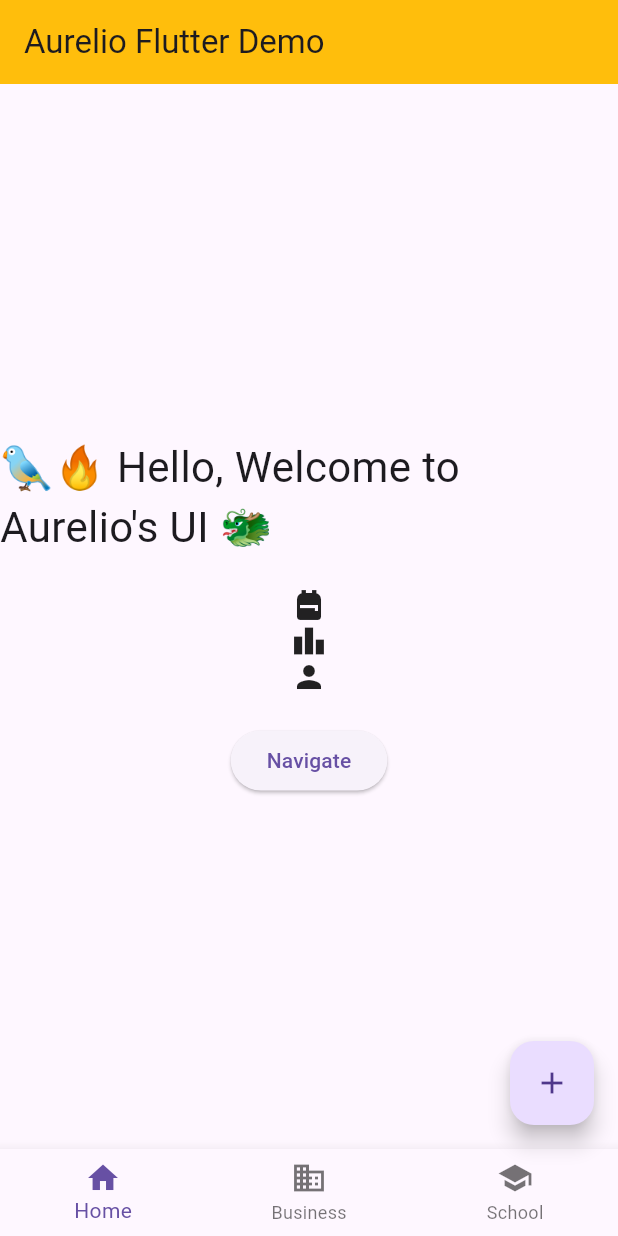
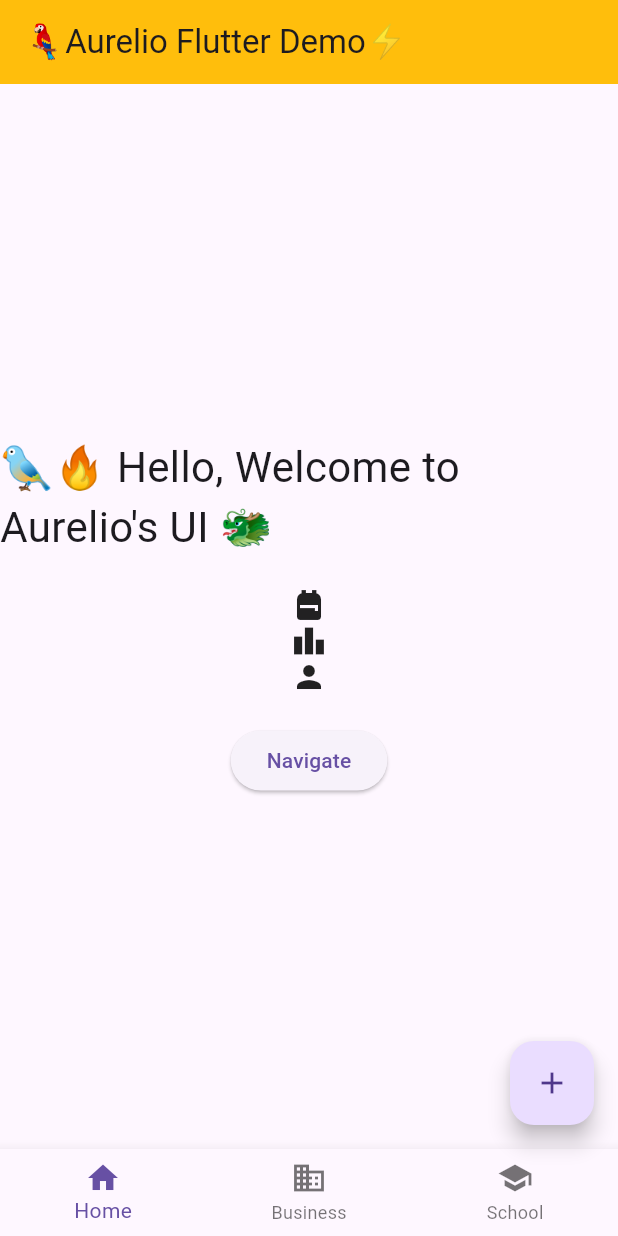
Before and after one commit to AurelioAlfons/aurelio_app1, a Flutter app: the screen it shows after launch, on a phone screen of 412 x 824 dp. Run offline on Flutter 3.47's test engine with Material 3 defaults, Android fonts, the light colour scheme and no system bars.

Commit message:
Added some coments

```diff
--- a/lib/main.dart
+++ b/lib/main.dart
@@ -21,8 +21,9 @@ class _MyAppState extends State<MyApp> {
       home: Scaffold(
         appBar: AppBar(
           backgroundColor: const Color.fromARGB(255, 255, 190, 12),
-          title: const Text("Aurelio Flutter Demo"),
+          title: const Text("🦜Aurelio Flutter Demo⚡️"),
         ),
+        // Plus button at the bottom
         floatingActionButton: FloatingActionButton(
           child: const Icon(Icons.add),
           onPressed: () {
@@ -30,6 +31,7 @@ class _MyAppState extends State<MyApp> {
             print('pressed!');
           },
         ),
+        // Add the bottom navigation bar
         bottomNavigationBar: BottomNavigationBar(items: const [
           BottomNavigationBarItem(icon: Icon(Icons.home), label: 'Home'),
           BottomNavigationBarItem(
@@ -71,6 +73,7 @@ class _MyAppState extends State<MyApp> {
   }
 }
 
+// Create another page
 class AboutScreen extends StatelessWidget {
   const AboutScreen({super.key});
 
```
